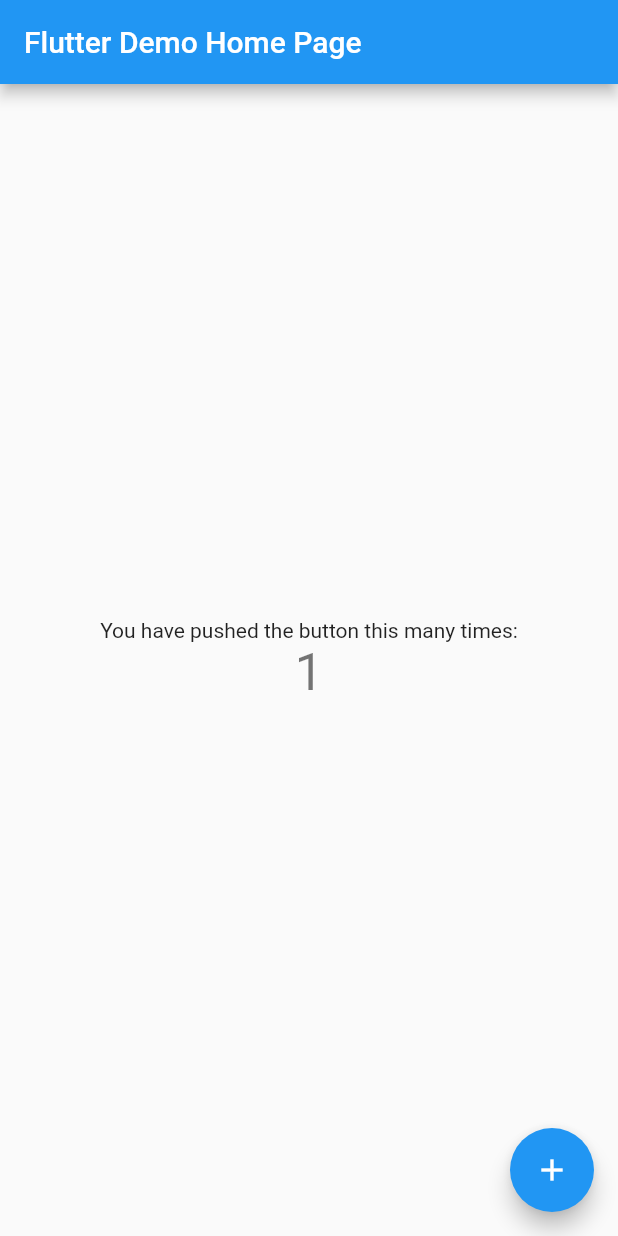
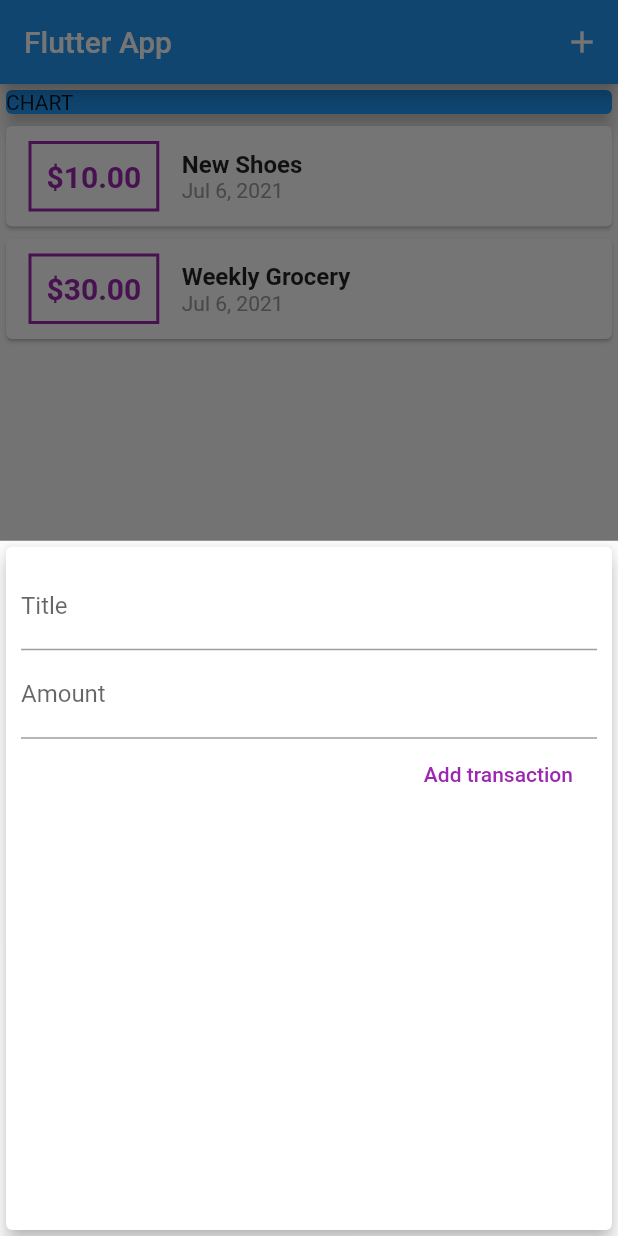
Before and after one commit to IsmailElShinnawy/expenses-app, a Flutter app: the screen it shows after launch, after a tap on the "add" icon, on a phone screen of 412 x 824 dp. Run offline on Flutter 3.47's test engine with Material 2 defaults, Android fonts, the phone set to English and light mode, and no system bars.

Commit message:
up to L93

```diff
--- a/lib/main.dart
+++ b/lib/main.dart
@@ -1,113 +1,93 @@
 import 'package:flutter/material.dart';
 
-void main() {
-  runApp(MyApp());
-}
+import './widgets/new_transaction.dart';
+import './widgets/transaction_list.dart';
+import './models/transaction.dart';
+
+void main() => runApp(MyApp());
 
 class MyApp extends StatelessWidget {
-  // This widget is the root of your application.
   @override
   Widget build(BuildContext context) {
     return MaterialApp(
-      title: 'Flutter Demo',
-      theme: ThemeData(
-        // This is the theme of your application.
-        //
-        // Try running your application with "flutter run". You'll see the
-        // application has a blue toolbar. Then, without quitting the app, try
-        // changing the primarySwatch below to Colors.green and then invoke
-        // "hot reload" (press "r" in the console where you ran "flutter run",
-        // or simply save your changes to "hot reload" in a Flutter IDE).
-        // Notice that the counter didn't reset back to zero; the application
-        // is not restarted.
-        primarySwatch: Colors.blue,
-      ),
-      home: MyHomePage(title: 'Flutter Demo Home Page'),
+      title: 'Flutter App',
+      home: MyHomePage(),
     );
   }
 }
 
 class MyHomePage extends StatefulWidget {
-  MyHomePage({Key? key, required this.title}) : super(key: key);
-
-  // This widget is the home page of your application. It is stateful, meaning
-  // that it has a State object (defined below) that contains fields that affect
-  // how it looks.
-
-  // This class is the configuration for the state. It holds the values (in this
-  // case the title) provided by the parent (in this case the App widget) and
-  // used by the build method of the State. Fields in a Widget subclass are
-  // always marked "final".
-
-  final String title;
-
   @override
   _MyHomePageState createState() => _MyHomePageState();
 }
 
 class _MyHomePageState extends State<MyHomePage> {
-  int _counter = 0;
+  final List<Transaction> _userTransactions = [
+    Transaction(
+      id: 't1',
+      title: 'New Shoes',
+      amount: 10,
+      date: DateTime.now(),
+    ),
+    Transaction(
+      id: 't2',
+      title: 'Weekly Grocery',
+      amount: 30,
+      date: DateTime.now(),
+    ),
+  ];
 
-  void _incrementCounter() {
-    setState(() {
-      // This call to setState tells the Flutter framework that something has
-      // changed in this State, which causes it to rerun the build method below
-      // so that the display can reflect the updated values. If we changed
-      // _counter without calling setState(), then the build method would not be
-      // called again, and so nothing would appear to happen.
-      _counter++;
-    });
+  void _addNewTransaction(String title, double amount) {
+    final newTransaction = Transaction(
+      title: title,
+      amount: amount,
+      date: DateTime.now(),
+      id: DateTime.now().toString(),
+    );
+
+    setState(() => _userTransactions.add(newTransaction));
+  }
+
+  void _startAddNewTransaction(BuildContext ctx) {
+    showModalBottomSheet(
+        context: ctx,
+        builder: (_) {
+          return NewTransaction(_addNewTransaction);
+        });
   }
 
   @override
   Widget build(BuildContext context) {
-    // This method is rerun every time setState is called, for instance as done
-    // by the _incrementCounter method above.
-    //
-    // The Flutter framework has been optimized to make rerunning build methods
-    // fast, so that you can just rebuild anything that needs updating rather
-    // than having to individually change instances of widgets.
     return Scaffold(
       appBar: AppBar(
-        // Here we take the value from the MyHomePage object that was created by
-        // the App.build method, and use it to set our appbar title.
-        title: Text(widget.title),
+        title: Text('Flutter App'),
+        actions: <Widget>[
+          IconButton(
+              onPressed: () => _startAddNewTransaction(context),
+              icon: Icon(Icons.add))
+        ],
       ),
-      body: Center(
-        // Center is a layout widget. It takes a single child and positions it
-        // in the middle of the parent.
+      body: SingleChildScrollView(
         child: Column(
-          // Column is also a layout widget. It takes a list of children and
-          // arranges them vertically. By default, it sizes itself to fit its
-          // children horizontally, and tries to be as tall as its parent.
-          //
-          // Invoke "debug painting" (press "p" in the console, choose the
-          // "Toggle Debug Paint" action from the Flutter Inspector in Android
-          // Studio, or the "Toggle Debug Paint" command in Visual Studio Code)
-          // to see the wireframe for each widget.
-          //
-          // Column has various properties to control how it sizes itself and
-          // how it positions its children. Here we use mainAxisAlignment to
-          // center the children vertically; the main axis here is the vertical
-          // axis because Columns are vertical (the cross axis would be
-          // horizontal).
-          mainAxisAlignment: MainAxisAlignment.center,
+          crossAxisAlignment: CrossAxisAlignment.stretch,
           children: <Widget>[
-            Text(
-              'You have pushed the button this many times:',
+            Container(
+              width: double.infinity,
+              child: Card(
+                color: Colors.blue,
+                child: Text('CHART'),
+                elevation: 5,
+              ),
             ),
-            Text(
-              '$_counter',
-              style: Theme.of(context).textTheme.headline4,
-            ),
+            TransactionList(_userTransactions),
           ],
         ),
       ),
       floatingActionButton: FloatingActionButton(
-        onPressed: _incrementCounter,
-        tooltip: 'Increment',
         child: Icon(Icons.add),
-      ), // This trailing comma makes auto-formatting nicer for build methods.
+        onPressed: () => _startAddNewTransaction(context),
+      ),
+      floatingActionButtonLocation: FloatingActionButtonLocation.centerFloat,
     );
   }
 }
--- /dev/null
+++ b/lib/models/transaction.dart
@@ -0,0 +1,14 @@
+import 'package:flutter/foundation.dart';
+
+class Transaction {
+  final String id;
+  final String title;
+  final double amount;
+  final DateTime date;
+
+  Transaction(
+      {@required this.id,
+      @required this.title,
+      @required this.amount,
+      @required this.date});
+}
--- /dev/null
+++ b/lib/widgets/new_transaction.dart
@@ -0,0 +1,56 @@
+import 'package:flutter/material.dart';
+
+class NewTransaction extends StatelessWidget {
+  final titleContoller = TextEditingController();
+  final amountContoller = TextEditingController();
+
+  final Function addTransaction;
+
+  NewTransaction(this.addTransaction);
+
+  void submitData() {
+    final enteredTitle = titleContoller.text;
+    final enteredAmount = double.parse(amountContoller.text);
+    if (enteredTitle.isEmpty || enteredAmount <= 0) {
+      return;
+    }
+
+    addTransaction(
+      enteredTitle,
+      enteredAmount,
+    );
+  }
+
+  @override
+  Widget build(BuildContext context) {
+    return Card(
+      elevation: 5,
+      child: Container(
+        padding: EdgeInsets.all(10),
+        child: Column(
+          crossAxisAlignment: CrossAxisAlignment.end,
+          children: <Widget>[
+            TextField(
+              decoration: InputDecoration(labelText: 'Title'),
+              controller: titleContoller,
+              onSubmitted: (_) => submitData(),
+              // onChanged: (value) => titleInput = value,
+            ),
+            TextField(
+              decoration: InputDecoration(labelText: 'Amount'),
+              controller: amountContoller,
+              keyboardType: TextInputType.numberWithOptions(decimal: true),
+              onSubmitted: (_) => submitData(),
+              // onChanged: (value) => amountInput = value,
+            ),
+            FlatButton(
+              textColor: Colors.purple,
+              onPressed: submitData,
+              child: Text('Add transaction'),
+            )
+          ],
+        ),
+      ),
+    );
+  }
+}
--- /dev/null
+++ b/lib/widgets/transaction_list.dart
@@ -0,0 +1,55 @@
+import 'package:flutter/material.dart';
+import 'package:intl/intl.dart';
+
+import '../models/transaction.dart';
+
+class TransactionList extends StatelessWidget {
+  final List<Transaction> transactions;
+
+  TransactionList(this.transactions);
+
+  @override
+  Widget build(BuildContext context) {
+    return Container(
+      height: 300,
+      child: ListView.builder(
+          itemCount: transactions.length,
+          itemBuilder: (ctx, index) => Card(
+                child: Row(
+                  children: <Widget>[
+                    Container(
+                      margin:
+                          EdgeInsets.symmetric(vertical: 10, horizontal: 15),
+                      decoration: BoxDecoration(
+                          border: Border.all(color: Colors.purple, width: 2)),
+                      padding: EdgeInsets.all(10),
+                      child: Text(
+                        '\$${transactions[index].amount.toStringAsFixed(2)}',
+                        style: TextStyle(
+                            fontWeight: FontWeight.bold,
+                            fontSize: 20,
+                            color: Colors.purple),
+                      ),
+                    ),
+                    Column(
+                      crossAxisAlignment: CrossAxisAlignment.start,
+                      children: <Widget>[
+                        Text(
+                          transactions[index].title,
+                          style: TextStyle(
+                            fontWeight: FontWeight.bold,
+                            fontSize: 16,
+                          ),
+                        ),
+                        Text(
+                          DateFormat.yMMMd().format(transactions[index].date),
+                          style: TextStyle(color: Colors.grey),
+                        ),
+                      ],
+                    ),
+                  ],
+                ),
+              )),
+    );
+  }
+}
--- a/pubspec.yaml
+++ b/pubspec.yaml
@@ -18,12 +18,12 @@ publish_to: 'none' # Remove this line if you wish to publish to pub.dev
 version: 1.0.0+1
 
 environment:
-  sdk: ">=2.12.0 <3.0.0"
+  sdk: ">=2.11.0 <3.0.0"
 
 dependencies:
   flutter:
     sdk: flutter
-
+  intl: ^0.17.0
 
   # The following adds the Cupertino Icons font to your application.
   # Use with the CupertinoIcons class for iOS style icons.
```
Also changed, not shown: pubspec.lock, 1 other file.
